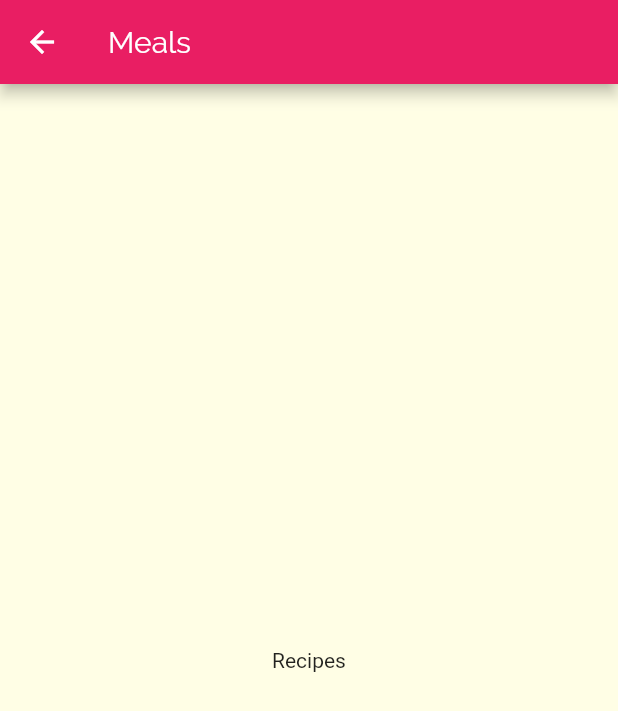
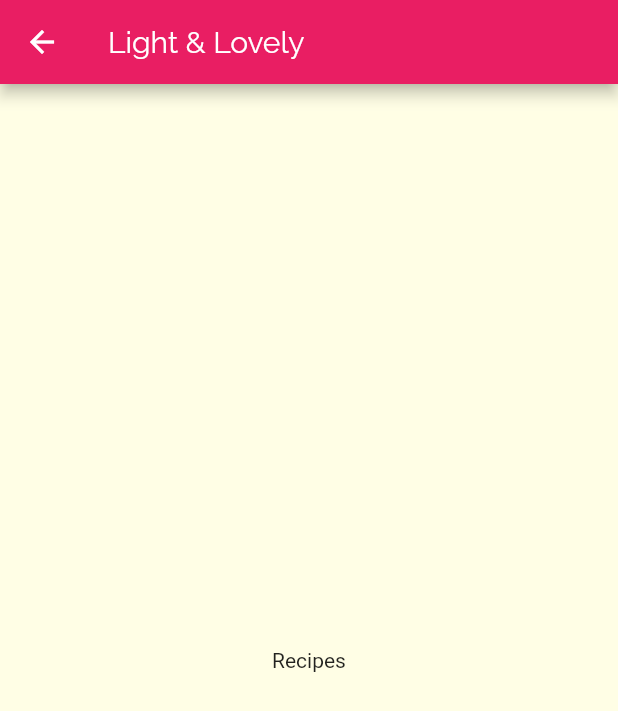
Before and after one commit to carlosalvarezm17/deli_meals, a Flutter app: the screen it shows after launch, after a tap on "Light & Lovely", on a phone screen of 412 x 824 dp. Shown: the top 711 px of the screen. Run offline on Flutter 3.47's test engine with Material 2 defaults, Android fonts, the phone set to English and light mode, and no system bars.

```diff
--- a/lib/categories_screen.dart
+++ b/lib/categories_screen.dart
@@ -14,6 +14,7 @@ class CategoriesScreen extends StatelessWidget {
         children: DUMMY_CATEGORIES
             .map(
               (catData) => CategoryItem(
+                catData.id,
                 catData.title,
                 catData.color,
               ),
--- a/lib/category_item.dart
+++ b/lib/category_item.dart
@@ -2,14 +2,15 @@ import 'package:deli_meals/category_meals_screen.dart';
 import 'package:flutter/material.dart';
 
 class CategoryItem extends StatelessWidget {
+  final String id;
   final String title;
   final Color color;
 
-  CategoryItem(this.title, this.color);
+  CategoryItem(this.id, this.title, this.color);
 
   void selectCategory(BuildContext ctx) {
     Navigator.of(ctx).push(MaterialPageRoute(builder: (_) {
-      return CategoryMealsScreen();
+      return CategoryMealsScreen(id, title);
     }));
   }
 
--- a/lib/category_meals_screen.dart
+++ b/lib/category_meals_screen.dart
@@ -1,11 +1,17 @@
 import 'package:flutter/material.dart';
 
 class CategoryMealsScreen extends StatelessWidget {
+
+  final String categoryId;
+  final String categoryTitle;
+
+  CategoryMealsScreen(this.categoryId, this.categoryTitle);
+
   @override
   Widget build(BuildContext context) {
     return Scaffold(
       appBar: AppBar(
-        title: Text('Meals'),
+        title: Text(categoryTitle),
       ),
       body: Center(
         child: Text('Recipes'),
```
